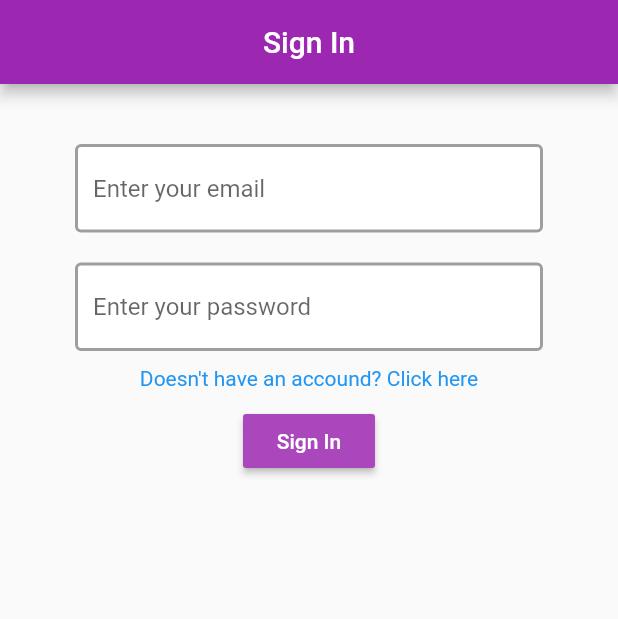
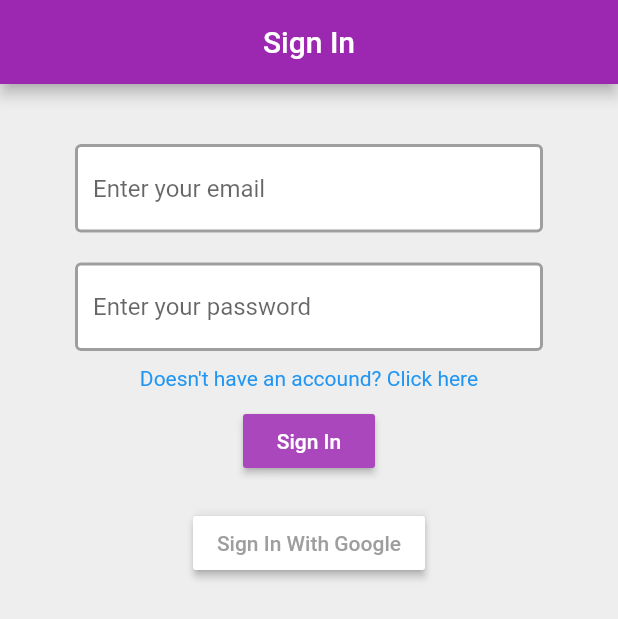
Before and after one commit to BookShell527/NoteSup-mobile, a Flutter app: the screen it shows after launch, on a phone screen of 412 x 824 dp. Shown: the top 619 px of the screen. Run offline on Flutter 3.47's test engine with Material 2 defaults, Android fonts, the phone set to English and light mode, and no system bars; our stand-ins replace cloud_firestore, firebase_auth, firebase_core, flutter_spinkit, google_sign_in, settings_ui; accounts and stored records are empty.

Commit message:
adding login with google feature

```diff
--- a/lib/main.dart
+++ b/lib/main.dart
@@ -20,6 +20,7 @@ class MyApp extends StatelessWidget {
         theme: ThemeData(
           primarySwatch: Colors.purple,
           visualDensity: VisualDensity.adaptivePlatformDensity,
+          scaffoldBackgroundColor: Colors.grey[200],
         ),
         home: Wrapper()
       ),
--- a/lib/screen/authenticate/register.dart
+++ b/lib/screen/authenticate/register.dart
@@ -28,6 +28,7 @@ class _RegisterState extends State<Register> {
     return loading ? Loading() : Scaffold(
       appBar: AppBar(title: Text("Register"), centerTitle: true),
       body: Container(
+        color: Colors.grey[200],
         padding: EdgeInsets.symmetric(vertical: 20.0, horizontal: 50.0),
         child: Form(
           key: _formkey,
--- a/lib/screen/authenticate/sign_in.dart
+++ b/lib/screen/authenticate/sign_in.dart
@@ -31,6 +31,7 @@ class _SignInState extends State<SignIn> {
         centerTitle: true
       ),
       body: Container(
+        color: Colors.grey[200],
         padding: EdgeInsets.symmetric(vertical: 20.0, horizontal: 50.0),
         child: Form(
           key: _formkey,
@@ -81,6 +82,32 @@ class _SignInState extends State<SignIn> {
                   }
                 }
               ),
+              SizedBox(height: 20.0),
+              Container(
+                decoration: BoxDecoration(
+                  boxShadow: <BoxShadow>[
+                    BoxShadow(
+                      color: Colors.grey.withOpacity(0.1),
+                      blurRadius: 2,
+                      offset: Offset(2, 2),
+                    ),
+                  ],
+                ),
+                child: MaterialButton(
+                  color: Colors.white,
+                  onPressed: () async {
+                    setState(() => loading = true);
+                    dynamic result = await _auth.signInGoogle();
+                    if (result == null) {
+                      setState(() {
+                        loading = false;
+                        error = "Couldn't sign in with those credential";
+                      });
+                    }
+                  },
+                  child: Text("Sign In With Google", style: TextStyle(color: Colors.grey))
+                ),
+              ),
               SizedBox(height: 12.0),
               Text(error, style: TextStyle(color: Colors.red, fontSize: 14.0))
             ],
--- a/pubspec.yaml
+++ b/pubspec.yaml
@@ -16,6 +16,8 @@ dependencies:
   firebase_auth: ^0.18.3+1
   cloud_firestore: ^0.14.3+1
   firebase_core: ^0.5.2+1
+  firebase_analytics: ^5.0.2
+  google_sign_in: ^4.5.6
   provider: ^4.3.2+2
   flutter_spinkit: "^4.1.2"
   settings_ui: ^0.5.0
@@ -26,3 +28,5 @@ dev_dependencies:
 
 flutter:
   uses-material-design: true
+  assets:
+    - assets/
```
Also changed, not shown: lib/screen/home/contact_us.dart (+33 -21 lines), lib/screen/home/home.dart (+36 -14 lines), lib/screen/home/note.dart (+14 -0 lines), lib/services/auth.dart (+30 -5 lines), assets/google_logo.png (added), pubspec.lock.
